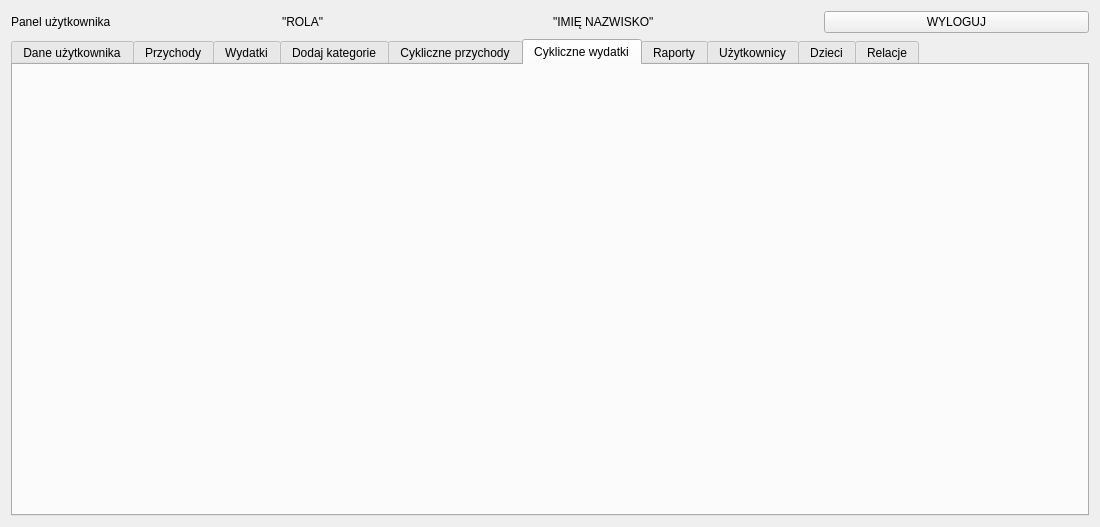
The window that src/user_panel.ui (Dawid-Robak-IG/BUDZET_DOMOWY) describes before a commit, drawn with Qt 5.
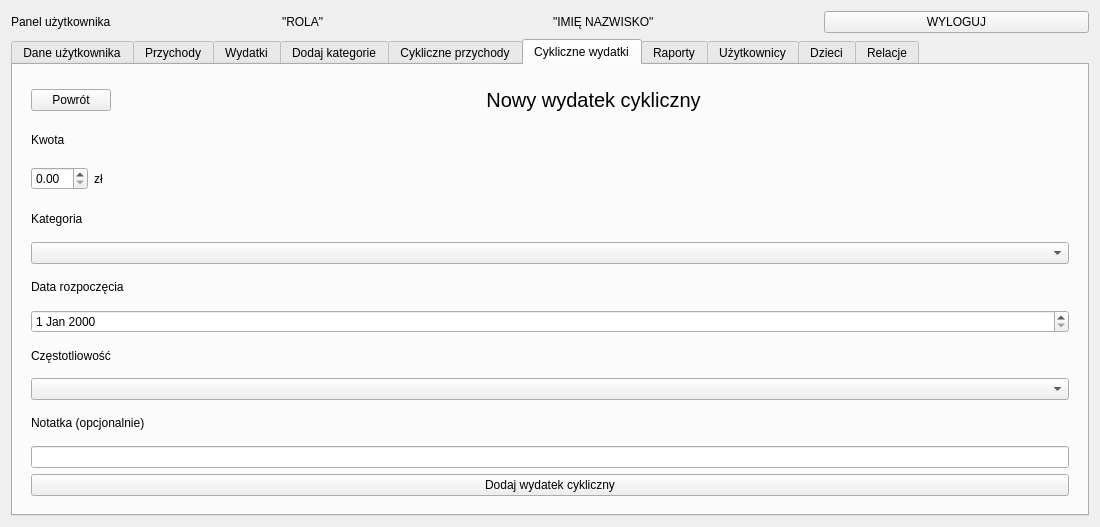
The same window after the commit. The open tabs and pages were chosen to show the change.

What changed in the file:
```diff
--- a/src/user_panel.ui
+++ b/src/user_panel.ui
@@ -547,6 +547,216 @@
       <attribute name="title">
        <string>Cykliczne wydatki</string>
       </attribute>
+      <layout class="QHBoxLayout" name="horizontalLayout_16">
+       <item>
+        <layout class="QHBoxLayout" name="horizontalLayout_17">
+         <item>
+          <widget class="QStackedWidget" name="stackedWidget">
+           <property name="currentIndex">
+            <number>1</number>
+           </property>
+           <widget class="QWidget" name="page_CW_lista">
+            <property name="sizePolicy">
+             <sizepolicy hsizetype="Expanding" vsizetype="Expanding">
+              <horstretch>0</horstretch>
+              <verstretch>0</verstretch>
+             </sizepolicy>
+            </property>
+            <property name="minimumSize">
+             <size>
+              <width>200</width>
+              <height>200</height>
+             </size>
+            </property>
+            <layout class="QHBoxLayout" name="horizontalLayout_18">
+             <item>
+              <widget class="QTableView" name="tableView_2"/>
+             </item>
+             <item>
+              <layout class="QVBoxLayout" name="verticalLayout_7">
+               <property name="leftMargin">
+                <number>20</number>
+               </property>
+               <item>
+                <widget class="QPushButton" name="pushButton_7">
+                 <property name="text">
+                  <string>Edytuj</string>
+                 </property>
+                </widget>
+               </item>
+               <item>
+                <widget class="QPushButton" name="pushButton_6">
+                 <property name="text">
+                  <string>Usuń</string>
+                 </property>
+                </widget>
+               </item>
+               <item>
+                <spacer name="verticalSpacer_5">
+                 <property name="orientation">
+                  <enum>Qt::Vertical</enum>
+                 </property>
+                 <property name="sizeHint" stdset="0">
+                  <size>
+                   <width>20</width>
+                   <height>40</height>
+                  </size>
+                 </property>
+                </spacer>
+               </item>
+               <item>
+                <widget class="QPushButton" name="pushButton_8">
+                 <property name="text">
+                  <string>Dodaj nowy wydatek cykliczny</string>
+                 </property>
+                </widget>
+               </item>
+              </layout>
+             </item>
+            </layout>
+           </widget>
+           <widget class="QWidget" name="page_CW_nowy">
+            <layout class="QVBoxLayout" name="verticalLayout_9">
+             <item>
+              <layout class="QHBoxLayout" name="horizontalLayout_19">
+               <item>
+                <widget class="QPushButton" name="pushButton_9">
+                 <property name="text">
+                  <string>Powrót</string>
+                 </property>
+                </widget>
+               </item>
+               <item>
+                <spacer name="horizontalSpacer_14">
+                 <property name="orientation">
+                  <enum>Qt::Horizontal</enum>
+                 </property>
+                 <property name="sizeHint" stdset="0">
+                  <size>
+                   <width>40</width>
+                   <height>20</height>
+                  </size>
+                 </property>
+                </spacer>
+               </item>
+               <item>
+                <widget class="QLabel" name="label_25">
+                 <property name="font">
+                  <font>
+                   <pointsize>15</pointsize>
+                  </font>
+                 </property>
+                 <property name="text">
+                  <string>Nowy wydatek cykliczny</string>
+                 </property>
+                 <property name="alignment">
+                  <set>Qt::AlignCenter</set>
+                 </property>
+                </widget>
+               </item>
+               <item>
+                <spacer name="horizontalSpacer_16">
+                 <property name="orientation">
+                  <enum>Qt::Horizontal</enum>
+                 </property>
+                 <property name="sizeHint" stdset="0">
+                  <size>
+                   <width>40</width>
+                   <height>20</height>
+                  </size>
+                 </property>
+                </spacer>
+               </item>
+              </layout>
+             </item>
+             <item>
+              <widget class="QLabel" name="label_19">
+               <property name="text">
+                <string>Kwota</string>
+               </property>
+              </widget>
+             </item>
+             <item>
+              <layout class="QHBoxLayout" name="horizontalLayout_20">
+               <item>
+                <widget class="QDoubleSpinBox" name="doubleSpinBox"/>
+               </item>
+               <item>
+                <widget class="QLabel" name="label_20">
+                 <property name="text">
+                  <string>zł</string>
+                 </property>
+                </widget>
+               </item>
+               <item>
+                <spacer name="horizontalSpacer_15">
+                 <property name="orientation">
+                  <enum>Qt::Horizontal</enum>
+                 </property>
+                 <property name="sizeHint" stdset="0">
+                  <size>
+                   <width>40</width>
+                   <height>20</height>
+                  </size>
+                 </property>
+                </spacer>
+               </item>
+              </layout>
+             </item>
+             <item>
+              <widget class="QLabel" name="label_21">
+               <property name="text">
+                <string>Kategoria</string>
+               </property>
+              </widget>
+             </item>
+             <item>
+              <widget class="QComboBox" name="comboBox"/>
+             </item>
+             <item>
+              <widget class="QLabel" name="label_22">
+               <property name="text">
+                <string>Data rozpoczęcia</string>
+               </property>
+              </widget>
+             </item>
+             <item>
+              <widget class="QDateEdit" name="dateEdit"/>
+             </item>
+             <item>
+              <widget class="QLabel" name="label_23">
+               <property name="text">
+                <string>Częstotliowość</string>
+               </property>
+              </widget>
+             </item>
+             <item>
+              <widget class="QComboBox" name="comboBox_2"/>
+             </item>
+             <item>
+              <widget class="QLabel" name="label_24">
+               <property name="text">
+                <string>Notatka (opcjonalnie)</string>
+               </property>
+              </widget>
+             </item>
+             <item>
+              <widget class="QLineEdit" name="lineEdit_2"/>
+             </item>
+             <item>
+              <widget class="QPushButton" name="pushButton_10">
+               <property name="text">
+                <string>Dodaj wydatek cykliczny</string>
+               </property>
+              </widget>
+             </item>
+            </layout>
+           </widget>
+          </widget>
+         </item>
+        </layout>
+       </item>
+      </layout>
      </widget>
      <widget class="QWidget" name="tab_3">
       <attribute name="title">
```
Left out of the diff: 731 changed lines with no effect on the pictures.
